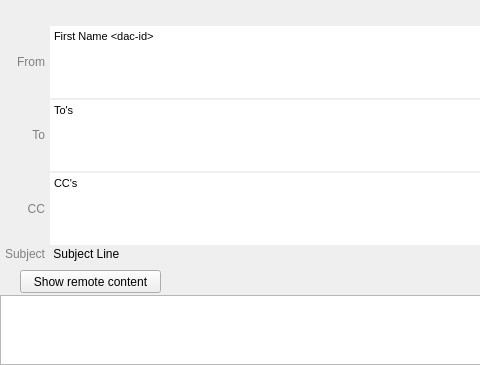
Above: Mail/MailViewer.ui from InvictusInnovations/keyhotee before the change; both pictures show x 0 to 480 and y 0 to 365 of the 799 by 365 pixel window. Below: the same form after it.
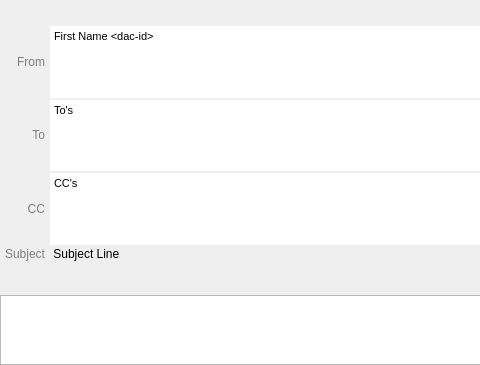
That is the form after the change. Custom widgets are drawn as their Qt base class.

Commit message: Blocking remote images in email. Load it on demand. #256

Diff of the .ui file:
```diff
--- a/Mail/MailViewer.ui
+++ b/Mail/MailViewer.ui
@@ -338,19 +338,6 @@
        <height>30</height>
       </size>
      </property>
-     <widget class="QPushButton" name="showRemoteContent">
-      <property name="geometry">
-       <rect>
-        <x>20</x>
-        <y>5</y>
-        <width>141</width>
-        <height>23</height>
-       </rect>
-      </property>
-      <property name="text">
-       <string>Show remote content</string>
-      </property>
-     </widget>
     </widget>
    </item>
    <item>
@@ -372,6 +359,12 @@
     <slot>onCompleterRequest()</slot>
    </slots>
   </customwidget>
+  <customwidget>
+   <class>BlockedContentAlert</class>
+   <extends>QWidget</extends>
+   <header>Mail/BlockedContentAlert.hpp</header>
+   <container>1</container>
+  </customwidget>
  </customwidgets>
  <resources/>
  <connections/>
```
Left out of the diff: 2 changed lines with no effect on the pictures. The commit also changes 12 other files.
